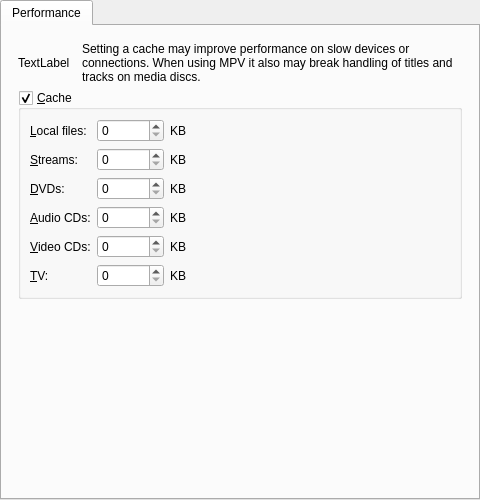
Old version of the form src/gui/pref/performance.ui in the repository wilbert2000/wzplayer.
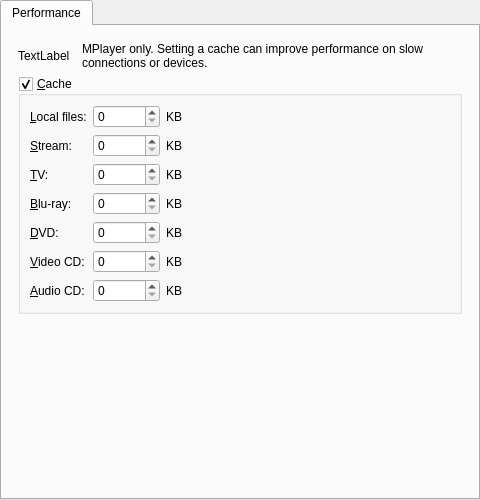
New version of the form.

Commit message: Use separate cache settings for DVD and Blu-ray

```diff
--- a/src/gui/pref/performance.ui
+++ b/src/gui/pref/performance.ui
@@ -11,16 +11,7 @@
    </rect>
   </property>
   <layout class="QVBoxLayout">
-   <property name="leftMargin">
-    <number>0</number>
-   </property>
-   <property name="topMargin">
-    <number>0</number>
-   </property>
-   <property name="rightMargin">
-    <number>0</number>
-   </property>
-   <property name="bottomMargin">
+   <property name="margin">
     <number>0</number>
    </property>
    <item>
@@ -33,16 +24,7 @@
        <string>Performance</string>
       </attribute>
       <layout class="QVBoxLayout">
-       <property name="leftMargin">
-        <number>16</number>
-       </property>
-       <property name="topMargin">
-        <number>16</number>
-       </property>
-       <property name="rightMargin">
-        <number>16</number>
-       </property>
-       <property name="bottomMargin">
+       <property name="margin">
         <number>16</number>
        </property>
        <item>
@@ -66,7 +48,7 @@
             </sizepolicy>
            </property>
            <property name="text">
-            <string>Setting a cache may improve performance on slow devices or connections. When using MPV it also may break handling of titles and tracks on media discs.</string>
+            <string>MPlayer only. Setting a cache can improve performance on slow connections or devices.</string>
            </property>
            <property name="textFormat">
             <enum>Qt::PlainText</enum>
@@ -90,102 +72,111 @@
           <bool>true</bool>
          </property>
          <layout class="QGridLayout">
+          <item row="5" column="0">
+           <widget class="QLabel" name="cache_tv_label">
+            <property name="text">
+             <string>&amp;TV:</string>
+            </property>
+            <property name="buddy">
+             <cstring>cache_tv_spin</cstring>
+            </property>
+           </widget>
+          </item>
           <item row="8" column="0">
-           <widget class="QLabel" name="label_12">
+           <widget class="QLabel" name="cache_vcd_label">
             <property name="text">
-             <string>&amp;Video CDs:</string>
+             <string>&amp;Video CD:</string>
             </property>
             <property name="buddy">
-             <cstring>cache_vcds_spin</cstring>
-            </property>
-           </widget>
-          </item>
-          <item row="4" column="1">
-           <widget class="QSpinBox" name="cache_streams_spin">
-            <property name="maximum">
-             <number>100000</number>
+             <cstring>cache_vcd_spin</cstring>
             </property>
            </widget>
           </item>
           <item row="8" column="1">
-           <widget class="QSpinBox" name="cache_vcds_spin">
+           <widget class="QSpinBox" name="cache_vcd_spin">
             <property name="maximum">
              <number>100000</number>
             </property>
            </widget>
           </item>
-          <item row="9" column="0">
-           <widget class="QLabel" name="label_14">
-            <property name="text">
-             <string>&amp;TV:</string>
-            </property>
-            <property name="buddy">
-             <cstring>cache_tv_spin</cstring>
-            </property>
-           </widget>
-          </item>
-          <item row="9" column="1">
+          <item row="5" column="1">
            <widget class="QSpinBox" name="cache_tv_spin">
             <property name="maximum">
              <number>100000</number>
             </property>
            </widget>
           </item>
-          <item row="7" column="1">
-           <widget class="QSpinBox" name="cache_cds_spin">
-            <property name="maximum">
-             <number>100000</number>
-            </property>
-           </widget>
-          </item>
-          <item row="8" column="2">
-           <widget class="QLabel" name="label_11">
+          <item row="5" column="2">
+           <widget class="QLabel" name="cache_tv_kb_label">
             <property name="text">
              <string>KB</string>
             </property>
-           </widget>
-          </item>
-          <item row="9" column="2">
-           <widget class="QLabel" name="label_15">
-            <property name="text">
-             <string>KB</string>
+            <property name="buddy">
+             <cstring>cache_tv_spin</cstring>
             </property>
            </widget>
           </item>
-          <item row="6" column="0">
-           <widget class="QLabel" name="label_6">
+          <item row="4" column="0">
+           <widget class="QLabel" name="cache_stream_label">
             <property name="text">
-             <string>&amp;DVDs:</string>
+             <string>&amp;Stream:</string>
             </property>
             <property name="buddy">
-             <cstring>cache_dvds_spin</cstring>
+             <cstring>cache_stream_spin</cstring>
             </property>
            </widget>
           </item>
-          <item row="6" column="2">
-           <widget class="QLabel" name="label_7">
-            <property name="text">
-             <string>KB</string>
+          <item row="4" column="1">
+           <widget class="QSpinBox" name="cache_stream_spin">
+            <property name="maximum">
+             <number>100000</number>
+            </property>
+           </widget>
+          </item>
+          <item row="9" column="1">
+           <widget class="QSpinBox" name="cache_cd_spin">
+            <property name="maximum">
+             <number>100000</number>
             </property>
            </widget>
           </item>
           <item row="7" column="0">
-           <widget class="QLabel" name="label_9">
+           <widget class="QLabel" name="cache_dvd_label">
             <property name="text">
-             <string>&amp;Audio CDs:</string>
+             <string>&amp;DVD:</string>
             </property>
             <property name="buddy">
-             <cstring>cache_cds_spin</cstring>
+             <cstring>cache_dvd_spin</cstring>
+            </property>
+           </widget>
+          </item>
+          <item row="7" column="2">
+           <widget class="QLabel" name="cache_dvd_kb_label">
+            <property name="text">
+             <string>KB</string>
+            </property>
+            <property name="buddy">
+             <cstring>cache_dvd_spin</cstring>
+            </property>
+           </widget>
+          </item>
+          <item row="9" column="0">
+           <widget class="QLabel" name="cache_cd_label">
+            <property name="text">
+             <string>&amp;Audio CD:</string>
+            </property>
+            <property name="buddy">
+             <cstring>cache_cd_spin</cstring>
             </property>
            </widget>
           </item>
           <item row="2" column="0">
-           <widget class="QLabel" name="cache_files_label">
+           <widget class="QLabel" name="cache_file_label">
             <property name="text">
              <string>&amp;Local files:</string>
             </property>
             <property name="buddy">
-             <cstring>cache_files_spin</cstring>
+             <cstring>cache_file_spin</cstring>
             </property>
            </widget>
           </item>
@@ -203,50 +194,86 @@
            </spacer>
           </item>
           <item row="2" column="2">
-           <widget class="QLabel" name="cache_files_kb_label">
+           <widget class="QLabel" name="cache_file_kb_label">
             <property name="text">
              <string>KB</string>
             </property>
+            <property name="buddy">
+             <cstring>cache_file_spin</cstring>
+            </property>
            </widget>
           </item>
-          <item row="7" column="2">
-           <widget class="QLabel" name="label_10">
+          <item row="9" column="2">
+           <widget class="QLabel" name="cache_cd_kb_label">
             <property name="text">
              <string>KB</string>
             </property>
-           </widget>
-          </item>
-          <item row="4" column="0">
-           <widget class="QLabel" name="cache_streams_label">
-            <property name="text">
-             <string>&amp;Streams:</string>
-            </property>
             <property name="buddy">
-             <cstring>cache_streams_spin</cstring>
+             <cstring>cache_cd_spin</cstring>
             </property>
            </widget>
           </item>
-          <item row="6" column="1">
-           <widget class="QSpinBox" name="cache_dvds_spin">
+          <item row="7" column="1">
+           <widget class="QSpinBox" name="cache_dvd_spin">
             <property name="maximum">
              <number>100000</number>
             </property>
            </widget>
           </item>
           <item row="4" column="2">
-           <widget class="QLabel" name="label_5">
+           <widget class="QLabel" name="cache_stream_kb_label">
             <property name="text">
              <string>KB</string>
             </property>
+            <property name="buddy">
+             <cstring>cache_stream_spin</cstring>
+            </property>
            </widget>
           </item>
           <item row="2" column="1">
-           <widget class="QSpinBox" name="cache_files_spin">
+           <widget class="QSpinBox" name="cache_file_spin">
             <property name="maximum">
              <number>100000</number>
             </property>
            </widget>
           </item>
+          <item row="8" column="2">
+           <widget class="QLabel" name="cache_vcd_kb_label">
+            <property name="text">
+             <string>KB</string>
+            </property>
+            <property name="buddy">
+             <cstring>cache_vcd_spin</cstring>
+            </property>
+           </widget>
+          </item>
+          <item row="6" column="0">
+           <widget class="QLabel" name="bluray_label">
+            <property name="text">
+             <string>&amp;Blu-ray:</string>
+            </property>
+            <property name="buddy">
+             <cstring>cache_bluray_spin</cstring>
+            </property>
+           </widget>
+          </item>
+          <item row="6" column="1">
+           <widget class="QSpinBox" name="cache_bluray_spin">
+            <property name="maximum">
+             <number>1000000</number>
+            </property>
+           </widget>
+          </item>
+          <item row="6" column="2">
+           <widget class="QLabel" name="cache_bluray_kb_label">
+            <property name="text">
+             <string>KB</string>
+            </property>
+            <property name="buddy">
+             <cstring>cache_bluray_spin</cstring>
+            </property>
+           </widget>
+          </item>
          </layout>
         </widget>
        </item>
```
Left out of the diff: 12 changed lines with no effect on the pictures. The commit also changes 6 other files.
